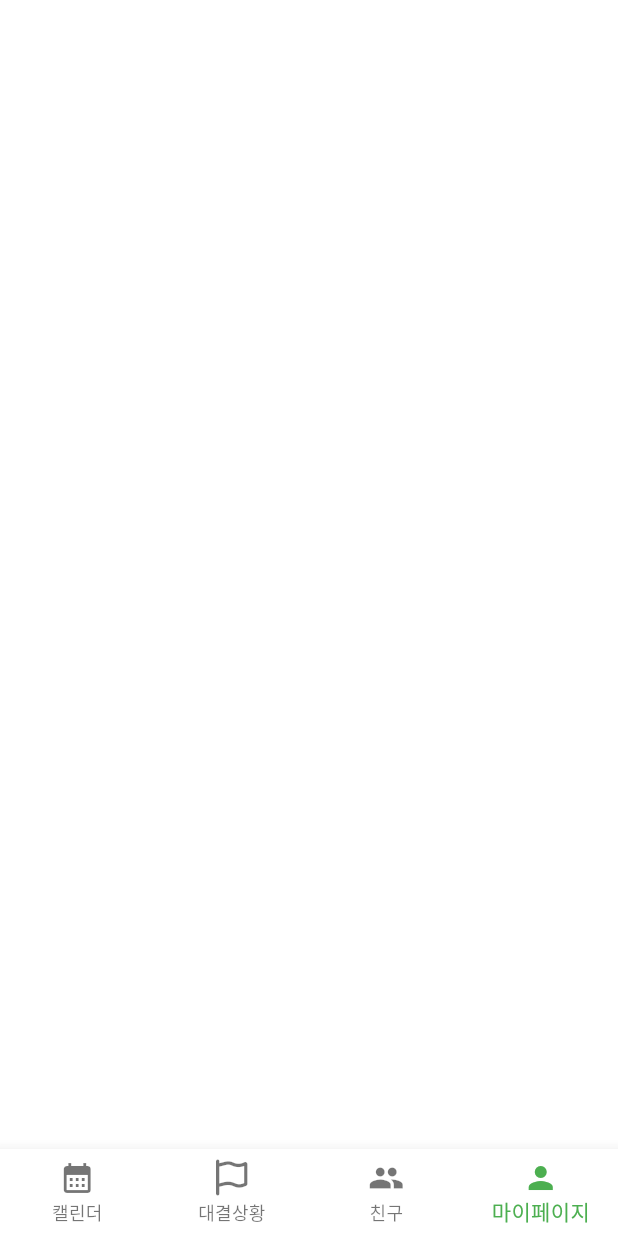
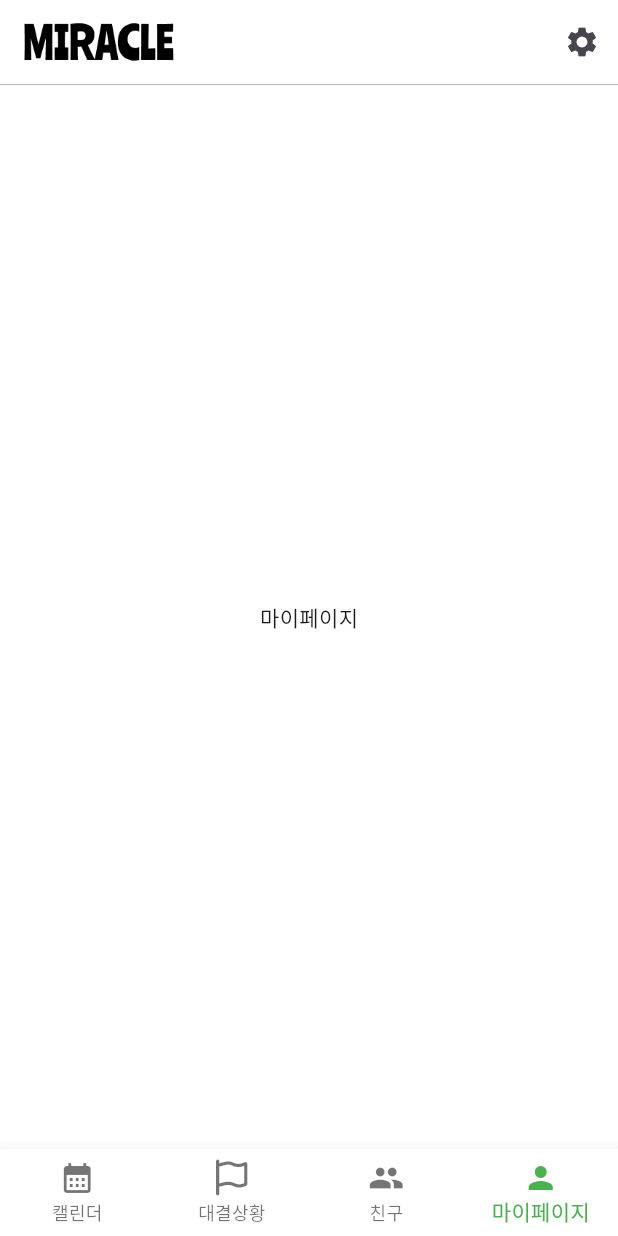
Before and after one commit to aengzu/HCI_03, a Flutter app: the screen it shows after launch, item 4 of the bottom bar chosen, on a phone screen of 412 x 824 dp. Run offline on Flutter 3.47's test engine with Material 3 defaults, Android fonts, the phone set to English and light mode, and no system bars; our stand-ins replace fl_chart, font_awesome_flutter, get, google_fonts.

Commit message:
fix: 이미지 상수처리

```diff
--- a/lib/constants/theme.dart
+++ b/lib/constants/theme.dart
@@ -16,40 +16,32 @@ ThemeData theme() {
 // AppBarTheme 정의
 AppBarTheme appTheme() {
   return AppBarTheme(
-      centerTitle: false,
-      color: Colors.white,
-      elevation: 0.0,
-      titleTextStyle: textTheme().titleMedium);
+    centerTitle: false,
+    color: Colors.white,
+    elevation: 0.0,
+    titleTextStyle: textTheme().titleMedium
+  );
 }
 
 // 사용자 정의 폰트 (Noto Sans Korean)
 TextTheme textTheme() {
-  return const TextTheme(
+  return TextTheme(
     // DisplayLarge 텍스트 스타일.
-    displayLarge:
-        TextStyle(fontFamily: 'NotoSansKR', fontSize: 24, color: Colors.black),
+    displayLarge: TextStyle(fontFamily: 'NotoSansKR', fontSize: 24, color: Colors.black),
     // 버튼
-    displayMedium: TextStyle(
-        fontFamily: 'NotoSansKR',
-        fontSize: 20,
-        color: Colors.white,
-        fontWeight: FontWeight.w100),
+    displayMedium: TextStyle(fontFamily: 'NotoSansKR', fontSize: 20, color: Colors.white, fontWeight: FontWeight.w100),
     // BodyLarge 텍스트 스타일.
     bodyLarge: TextStyle(
       fontFamily: 'NotoSansKR',
       fontWeight: FontWeight.w400,
       fontSize: 16.0,
-    ), // BodyMedium 텍스트 스타일.
+    ),    // BodyMedium 텍스트 스타일.
     bodyMedium: TextStyle(
       fontFamily: 'NotoSansKR',
       fontWeight: FontWeight.w400,
       fontSize: 14.0,
     ),
     // TitleLarge 텍스트 스타일.
-    titleMedium: TextStyle(
-        fontFamily: 'NotoSansKR',
-        fontSize: 20,
-        color: Colors.black,
-        fontWeight: FontWeight.bold),
+    titleMedium: TextStyle(fontFamily: 'NotoSansKR', fontSize: 20, color: Colors.black, fontWeight: FontWeight.bold),
   );
 }
--- a/lib/screens/battle/components/dummy.dart
+++ /dev/null
@@ -1 +0,0 @@
-// NOTE: calendar 에서 사용되는 컴포넌트 제작하는 폴더. 이 파일을 삭제해주세요
--- a/lib/screens/main_screens.dart
+++ b/lib/screens/main_screens.dart
@@ -22,10 +22,10 @@ class _MainScreensState extends State<MainScreens> {
         index: _selectedIndex,
         children: [
           // 캘린더, 대결상황(홈), 친구, 마이페이지
-          const CalendarScreen(),
+          CalendarScreen(),
           BattleScreen(),
-          const FriendScreen(),
-          // MyPageScreen(),
+          FriendScreen(),
+          MyPageScreen(),
         ],
       ),
       bottomNavigationBar: BottomNavigationBar(
@@ -39,21 +39,16 @@ class _MainScreensState extends State<MainScreens> {
           });
         },
         items: const [
-          BottomNavigationBarItem(
-              label: '캘린더',
-              icon: Icon(
+          BottomNavigationBarItem(label: '캘린더', icon: Icon(
             Icons.calendar_month,
           )),
-          BottomNavigationBarItem(
-              label: '대결상황', icon: Icon(FontAwesomeIcons.flag)),
-          BottomNavigationBarItem(
-              label: '친구',
-              icon: Icon(
+          BottomNavigationBarItem(label: '대결상황', icon: Icon(
+            FontAwesomeIcons.flag
+          )),
+          BottomNavigationBarItem(label: '친구', icon: Icon(
             Icons.people,
           )),
-          BottomNavigationBarItem(
-              label: '마이페이지',
-              icon: Icon(
+          BottomNavigationBarItem(label: '마이페이지', icon: Icon(
             Icons.person,
           )),
         ],
--- a/lib/screens/mypage/mypage_screen.dart
+++ b/lib/screens/mypage/mypage_screen.dart
@@ -1,49 +1,26 @@
 import 'package:flutter/material.dart';
-import 'package:get/get.dart';
 
 import '../../constants/image_assets.dart';
-import '../../controllers/user_controller.dart';
 import '../components/appbar_preffered_size.dart';
-import 'components/user_widget.dart';
 
-// class MyPageScreen extends StatelessWidget {
-//   MyPageScreen({super.key});
-//   final userListController = Get.put(UserController());
+class MyPageScreen extends StatelessWidget {
+  const MyPageScreen({super.key});
 
-//   Widget loading() {
-//     return const Center(
-//       child: CircularProgressIndicator(),
-//     );
-//   }
-
-//   @override
-//   Widget build(BuildContext context) {
-//     return Scaffold(
-//       backgroundColor: Colors.white,
-//       appBar: AppBar(
-//         title: Image.asset(ImageAssets.logo, width: 100),
-//         actions: [
-//           IconButton(
-//             icon: Icon(Icons.settings), // 설정 아이콘
-//             onPressed: () {}, // 아이콘 버튼 클릭 이벤트 처리
-//           ),
-//         ],
-//         bottom: appBarBottomLine(),
-//       ),
-//       body: GetX<UserController>(
-//         builder: (_) {
-//           if (userListController.loading == true) {
-//             return loading();
-//           } else {
-//             return UserWidget(
-//               user: userListController.userDataList[0],
-//             );
-//           }
-//         },
-//         initState: (_) {
-//           userListController.loadUser(); // 페이지가 초기화될 때 사용자 정보를 자동으로 로드
-//         },
-//       ),
-//     );
-//   }
-// }
+  @override
+  Widget build(BuildContext context) {
+    return Scaffold(
+        appBar: AppBar(
+          title: Image.asset(ImageAssets.logo, width: 100),
+          actions: [
+            IconButton(
+              icon: Icon(Icons.settings), // 설정 아이콘
+              onPressed: () {}, // 아이콘 버튼 클릭 이벤트 처리
+            ),],
+          bottom: appBarBottomLine(),
+        ),
+        body: const Center(
+          child: Text('마이페이지'),
+        )
+    );
+  }
+}
```
Also changed, not shown: lib/models/request_title.dart (added, +29 -0 lines), lib/screens/battle_request/battle_request_screen.dart (+33 -0 lines), lib/screens/battle_request/components/notice_box.dart (added, +38 -0 lines). Lines whose indentation alone changed are shown as unchanged.
